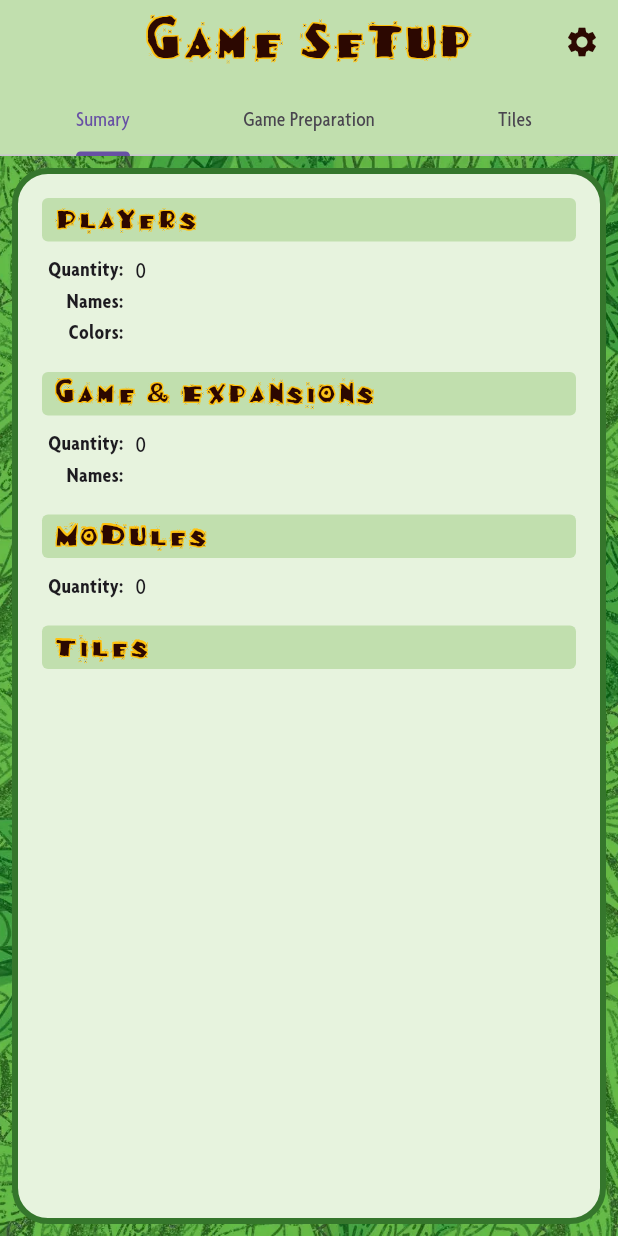
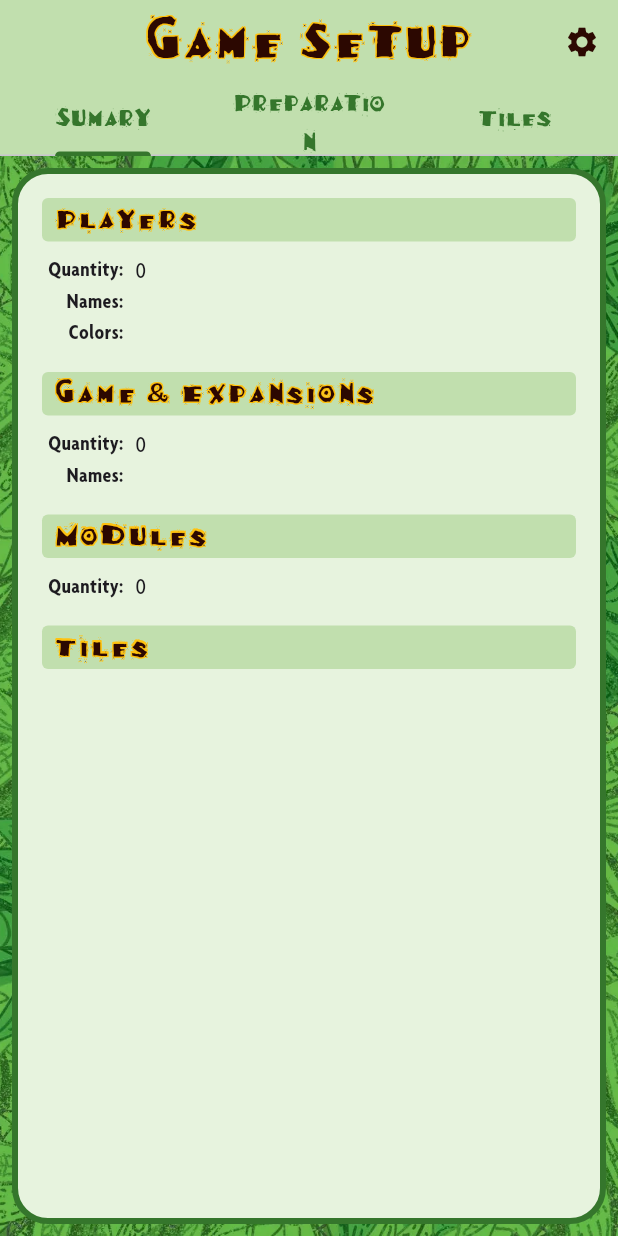
Before and after one commit to isdabenx/cacao_boardgame_helper, a Flutter app: the GameSetupDetailScreen widget shown alone on an empty page, opened directly with empty values, on a phone screen of 412 x 824 dp. Run offline on Flutter 3.47's test engine with Material 3 defaults, Android fonts, the phone set to English and light mode, and no system bars; drawn by our look-alikes of flutter_zoom_drawer; our stand-ins replace flutter_markdown, flutter_riverpod, isar, modal_bottom_sheet, shared_preferences; missing offline and left inert: dynamic_height_grid_view, syncfusion_flutter_pdfviewer; accounts and stored records are empty; generated files the repository leaves out were written again.

Commit message:
refactor(game_setup): :lipstick: enhance GameSetupDetailScreen with styled TabBar for improved navigation

```diff
--- a/lib/features/game_setup/presentation/screens/game_setup_detail_screen.dart
+++ b/lib/features/game_setup/presentation/screens/game_setup_detail_screen.dart
@@ -1,3 +1,5 @@
+import 'package:cacao_boardgame_helper/core/theme/app_colors.dart';
+import 'package:cacao_boardgame_helper/core/theme/app_text_styles.dart';
 import 'package:cacao_boardgame_helper/features/game_setup/domain/entities/game_setup_state_entity.dart';
 import 'package:cacao_boardgame_helper/features/game_setup/presentation/widgets/detailed_preparation_widget.dart';
 import 'package:cacao_boardgame_helper/features/game_setup/presentation/widgets/detailed_sumary_widget.dart';
@@ -19,11 +21,32 @@ class GameSetupDetailScreen extends StatelessWidget {
         actions: [SettingsIconWidget()],
         title: 'Game Setup',
         showBackButton: true,
-        appBarBottom: TabBar(tabs: [
-          Tab(text: 'Sumary'),
-          Tab(text: 'Game Preparation'),
-          Tab(text: 'Tiles'),
-        ]),
+        appBarBottom: TabBar(
+          indicatorColor: AppColors.greenDarker,
+          tabs: [
+            Tab(
+              child: Text(
+                'Sumary',
+                textAlign: TextAlign.center,
+                style: AppTextStyles.boardgameTitleTextStyle,
+              ),
+            ),
+            Tab(
+              child: Text(
+                'Preparation',
+                textAlign: TextAlign.center,
+                style: AppTextStyles.boardgameTitleTextStyle,
+              ),
+            ),
+            Tab(
+              child: Text(
+                'Tiles',
+                textAlign: TextAlign.center,
+                style: AppTextStyles.boardgameTitleTextStyle,
+              ),
+            ),
+          ],
+        ),
         body: TabBarView(
           children: [
             DetailedSumaryWidget(gameSetup: gameSetup),
```
